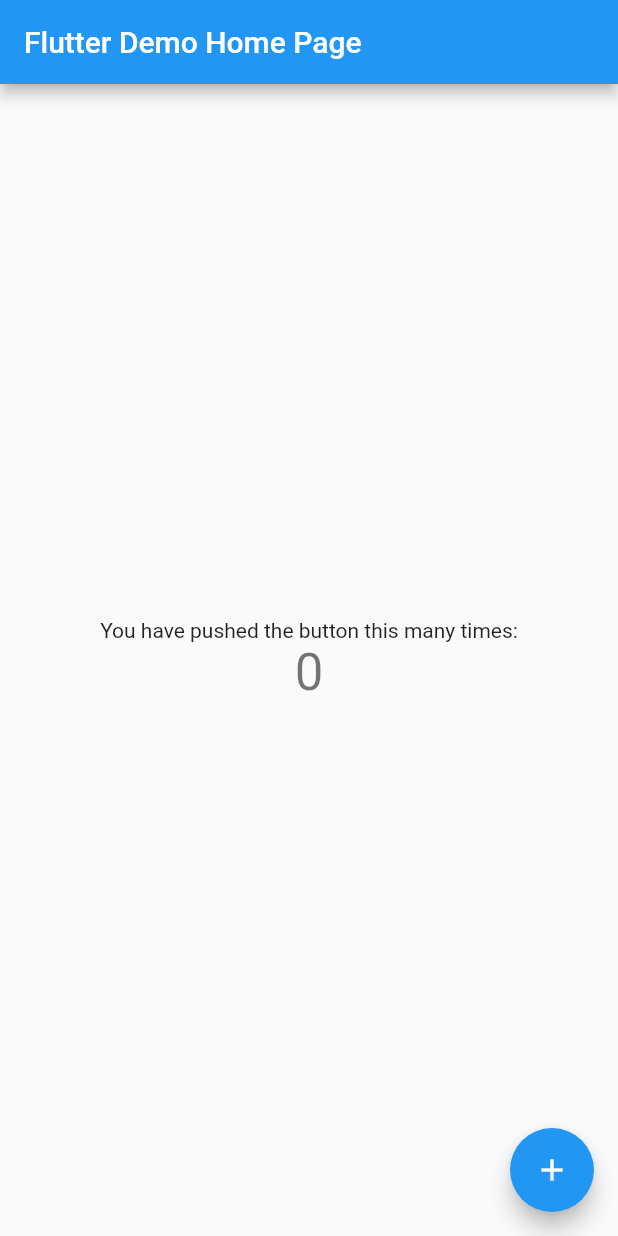
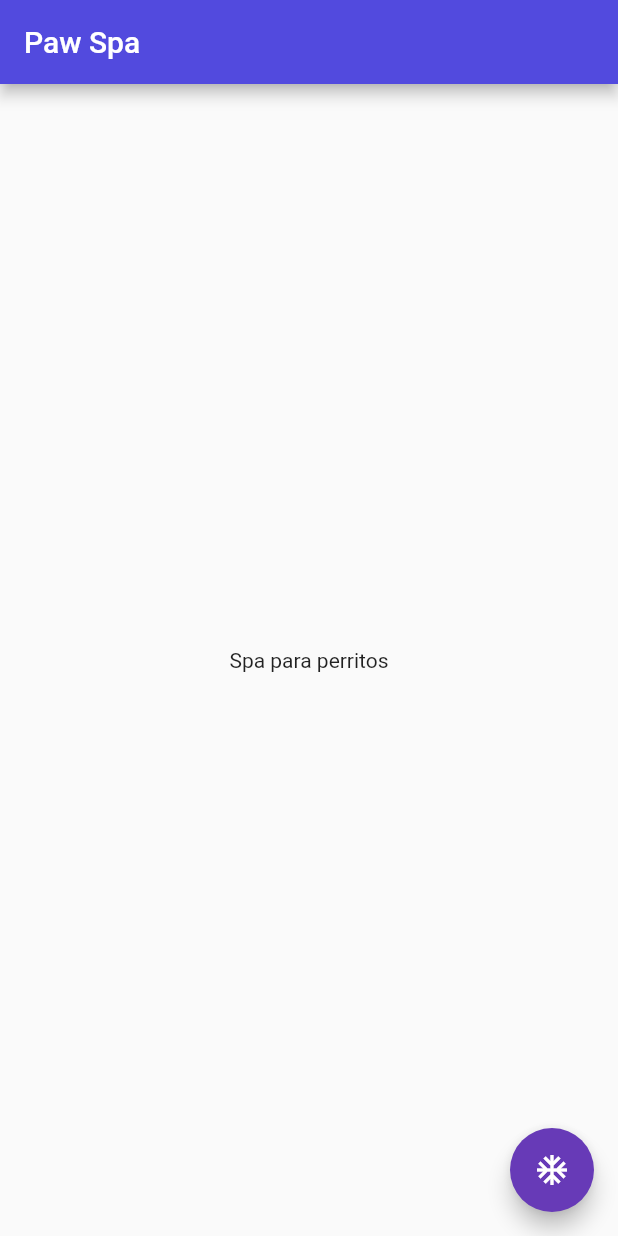
Before and after one commit to alpi2111/pawspa, a Flutter app: the screen it shows after launch, on a phone screen of 412 x 824 dp. Run offline on Flutter 3.47's test engine with Material 2 defaults, Android fonts, the phone set to English and light mode, and no system bars.

Commit message:
Se agrego el color del tema y la main page

```diff
--- a/lib/main.dart
+++ b/lib/main.dart
@@ -1,113 +1,34 @@
 import 'package:flutter/material.dart';
+import 'package:pawspa/src/helpers/routes.dart';
 
-void main() {
-  runApp(MyApp());
-}
+void main() => runApp(MyApp());
 
 class MyApp extends StatelessWidget {
-  // This widget is the root of your application.
   @override
   Widget build(BuildContext context) {
     return MaterialApp(
-      title: 'Flutter Demo',
+      title: 'Paw Spa',
+      home: MainPage(),
       theme: ThemeData(
-        // This is the theme of your application.
-        //
-        // Try running your application with "flutter run". You'll see the
-        // application has a blue toolbar. Then, without quitting the app, try
-        // changing the primarySwatch below to Colors.green and then invoke
-        // "hot reload" (press "r" in the console where you ran "flutter run",
-        // or simply save your changes to "hot reload" in a Flutter IDE).
-        // Notice that the counter didn't reset back to zero; the application
-        // is not restarted.
-        primarySwatch: Colors.blue,
+        appBarTheme: AppBarTheme(
+          brightness: Brightness.dark
+        ),
+        primarySwatch: MaterialColor(
+          0xFF524ADE,
+          {
+            50: Color(0xffeae9fb),
+            100: Color(0xffcbc9f5),
+            200: Color(0xffa9a5ef),
+            300: Color(0xff8680e8),
+            400: Color(0xff6c65e3),
+            500: Color(0xff673ab7), // accent - primary color
+            600: Color(0xff4b43da),
+            700: Color(0xff413ad5),
+            800: Color(0xff3832d1),
+            900: Color(0xff2822c8),
+          },
+        ),
       ),
-      home: MyHomePage(title: 'Flutter Demo Home Page'),
     );
   }
 }
-
-class MyHomePage extends StatefulWidget {
-  MyHomePage({Key? key, required this.title}) : super(key: key);
-
-  // This widget is the home page of your application. It is stateful, meaning
-  // that it has a State object (defined below) that contains fields that affect
-  // how it looks.
-
-  // This class is the configuration for the state. It holds the values (in this
-  // case the title) provided by the parent (in this case the App widget) and
-  // used by the build method of the State. Fields in a Widget subclass are
-  // always marked "final".
-
-  final String title;
-
-  @override
-  _MyHomePageState createState() => _MyHomePageState();
-}
-
-class _MyHomePageState extends State<MyHomePage> {
-  int _counter = 0;
-
-  void _incrementCounter() {
-    setState(() {
-      // This call to setState tells the Flutter framework that something has
-      // changed in this State, which causes it to rerun the build method below
-      // so that the display can reflect the updated values. If we changed
-      // _counter without calling setState(), then the build method would not be
-      // called again, and so nothing would appear to happen.
-      _counter++;
-    });
-  }
-
-  @override
-  Widget build(BuildContext context) {
-    // This method is rerun every time setState is called, for instance as done
-    // by the _incrementCounter method above.
-    //
-    // The Flutter framework has been optimized to make rerunning build methods
-    // fast, so that you can just rebuild anything that needs updating rather
-    // than having to individually change instances of widgets.
-    return Scaffold(
-      appBar: AppBar(
-        // Here we take the value from the MyHomePage object that was created by
-        // the App.build method, and use it to set our appbar title.
-        title: Text(widget.title),
-      ),
-      body: Center(
-        // Center is a layout widget. It takes a single child and positions it
-        // in the middle of the parent.
-        child: Column(
-          // Column is also a layout widget. It takes a list of children and
-          // arranges them vertically. By default, it sizes itself to fit its
-          // children horizontally, and tries to be as tall as its parent.
-          //
-          // Invoke "debug painting" (press "p" in the console, choose the
-          // "Toggle Debug Paint" action from the Flutter Inspector in Android
-          // Studio, or the "Toggle Debug Paint" command in Visual Studio Code)
-          // to see the wireframe for each widget.
-          //
-          // Column has various properties to control how it sizes itself and
-          // how it positions its children. Here we use mainAxisAlignment to
-          // center the children vertically; the main axis here is the vertical
-          // axis because Columns are vertical (the cross axis would be
-          // horizontal).
-          mainAxisAlignment: MainAxisAlignment.center,
-          children: <Widget>[
-            Text(
-              'You have pushed the button this many times:',
-            ),
-            Text(
-              '$_counter',
-              style: Theme.of(context).textTheme.headline4,
-            ),
-          ],
-        ),
-      ),
-      floatingActionButton: FloatingActionButton(
-        onPressed: _incrementCounter,
-        tooltip: 'Increment',
-        child: Icon(Icons.add),
-      ), // This trailing comma makes auto-formatting nicer for build methods.
-    );
-  }
-}
--- /dev/null
+++ b/lib/src/helpers/routes.dart
@@ -0,0 +1,2 @@
+
+export 'package:pawspa/src/pages/main_page.dart';
--- /dev/null
+++ b/lib/src/pages/main_page.dart
@@ -0,0 +1,16 @@
+import 'package:flutter/material.dart';
+
+class MainPage extends StatelessWidget {
+  @override
+  Widget build(BuildContext context) {
+    return Scaffold(
+      appBar: AppBar(
+        title: Text("Paw Spa"),
+      ),
+      body: Center(
+        child: Text("Spa para perritos"),
+      ),
+      floatingActionButton: FloatingActionButton(child: Icon(Icons.ac_unit), onPressed: () {},),
+    );
+  }
+}
```
